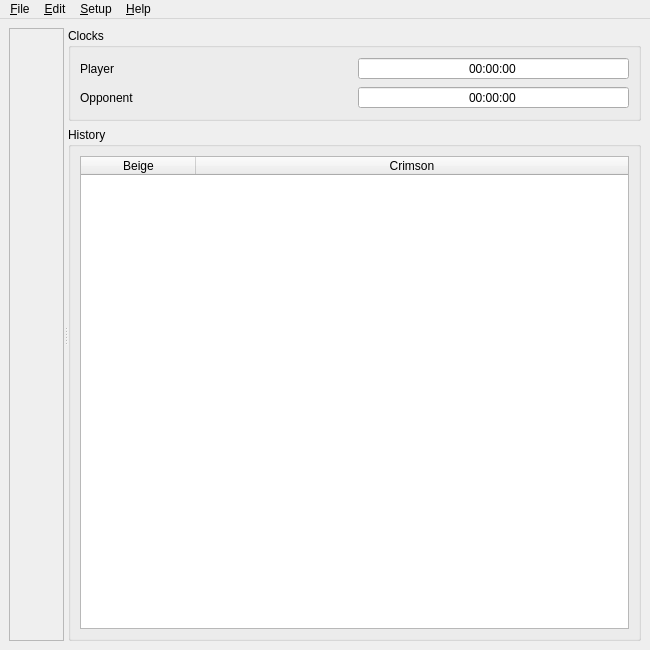
Before: the Qt Designer form UI/qtchess_mainwindow.ui in textbrowser/qtchess, drawn with Qt 5.
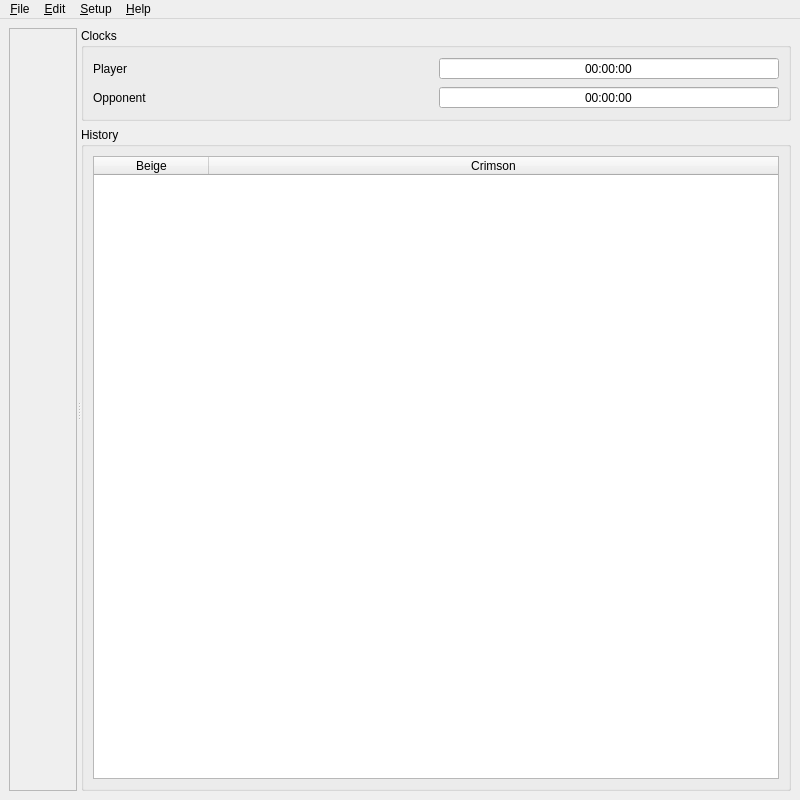
After: the same form once the commit is applied. Icons and pictures are not drawn.

Commit message: Window size.

The edit to the form file:
```diff
--- a/UI/qtchess_mainwindow.ui
+++ b/UI/qtchess_mainwindow.ui
@@ -6,8 +6,8 @@
    <rect>
     <x>0</x>
     <y>0</y>
-    <width>650</width>
-    <height>650</height>
+    <width>800</width>
+    <height>800</height>
    </rect>
   </property>
   <property name="windowTitle">
@@ -36,7 +36,6 @@
          <widget class="QLabel" name="side">
           <property name="font">
            <font>
-            <weight>75</weight>
             <bold>true</bold>
            </font>
           </property>
@@ -171,8 +170,8 @@
     <rect>
      <x>0</x>
      <y>0</y>
-     <width>650</width>
-     <height>34</height>
+     <width>800</width>
+     <height>30</height>
     </rect>
    </property>
    <widget class="QMenu" name="menu_File">
```
Left out of the diff: 24 changed lines with no effect on the pictures. The commit also changes 1 other file.
